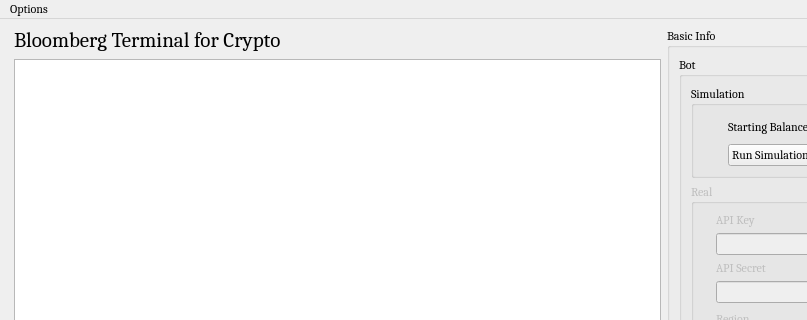
Old version of the form nigerianPrince.ui in the repository ZENALC/algobot; both pictures show x 0 to 807 and y 0 to 320 of the 1000 by 981 pixel window.
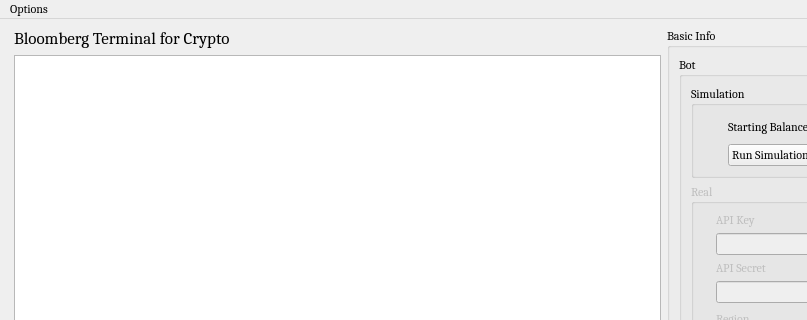
New version of the form. Custom widgets are drawn as their Qt base class.

```diff
--- a/nigerianPrince.ui
+++ b/nigerianPrince.ui
@@ -47,7 +47,7 @@
         </property>
         <property name="font">
          <font>
-          <pointsize>16</pointsize>
+          <pointsize>13</pointsize>
          </font>
         </property>
         <property name="text">
@@ -56,27 +56,10 @@
        </widget>
       </item>
       <item>
-       <widget class="QPlainTextEdit" name="botOutput">
-        <property name="sizePolicy">
-         <sizepolicy hsizetype="Preferred" vsizetype="MinimumExpanding">
-          <horstretch>0</horstretch>
-          <verstretch>0</verstretch>
-         </sizepolicy>
-        </property>
-        <property name="font">
-         <font>
-          <pointsize>13</pointsize>
-         </font>
-        </property>
-        <property name="toolTip">
-         <string>This is where the bot will output messages</string>
-        </property>
+       <widget class="QTextEdit" name="botOutput">
         <property name="readOnly">
          <bool>true</bool>
         </property>
-        <property name="plainText">
-         <string/>
-        </property>
        </widget>
       </item>
       <item>
```
